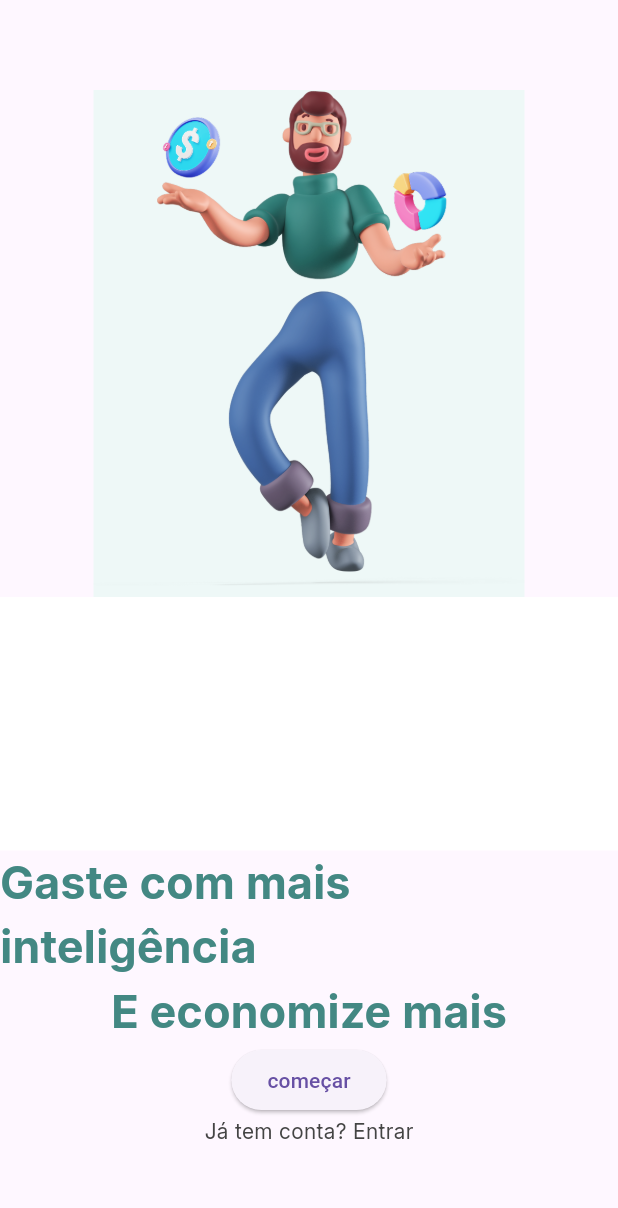
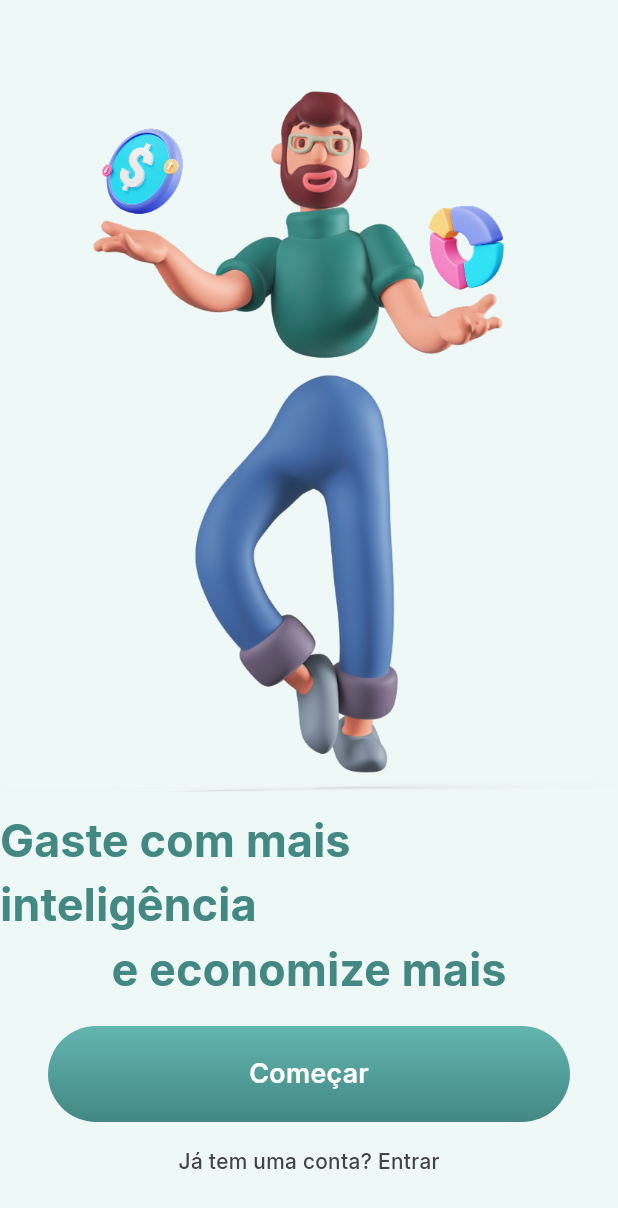
Before and after one commit to igoov/App-Finacy, a Flutter app: the screen it shows after launch, on a phone screen of 412 x 824 dp. Shown: the top 1208 px of the screen. Run offline on Flutter 3.47's test engine with Material 3 defaults, Android fonts, the phone set to English and light mode, and no system bars.

Commit message:
Tela onboarding_page feita com o botão clicavel.

```diff
--- a/Finacy-App/lib/features/onborarding/onboarding_page.dart
+++ b/Finacy-App/lib/features/onborarding/onboarding_page.dart
@@ -8,22 +8,15 @@ class OnboardingPage extends StatelessWidget {
   @override
   Widget build(BuildContext context) {
     return Scaffold(
-      body: Align(
+      backgroundColor: AppColors.iceWhite,
+      body: SafeArea(
         child: Column(
           children: [
             const SizedBox(height: 60.0),
             Expanded(
-              flex: 2,
-              child: Container(
-                color: AppColors.iceWhite,
-                child: Image.asset(
-                  'assets/images/Group1.png',
-                ),
-              ),
-            ),
-            Expanded(
-              child: Container(
-                color: AppColors.white
+              flex: 3,
+              child: Image.asset(
+                'assets/images/Group1.png',
               ),
             ),
             Text(
@@ -33,20 +26,52 @@ class OnboardingPage extends StatelessWidget {
               ),
             ),
             Text(
-              'E economize mais',
+              'e economize mais',
               style: AppTextStyles.mediumText.copyWith(
                 color: AppColors.greeligthTwo,
               ),
             ),
-            ElevatedButton(onPressed: (){}, child: const Text('começar'),
+            const SizedBox(height: 16.0),
+            Padding(
+              padding: const EdgeInsets.symmetric(horizontal: 32.0),
+              child: Material(
+                borderRadius: BorderRadius.circular(38.0),
+                child: Ink(
+                  decoration: const BoxDecoration(
+                    borderRadius: BorderRadius.all(Radius.circular(38.0)),
+                    gradient: LinearGradient(
+                      begin: Alignment.topCenter,
+                      end: Alignment.bottomCenter,
+                      colors: AppColors.greenGradient,
+                    ),
+                  ),
+                  child: InkWell(
+                    borderRadius: BorderRadius.circular(38.0),
+                    splashColor: Colors.white24,
+                    highlightColor: Colors.white10,
+                    onTap: () {},
+                    child: Container(
+                      alignment: Alignment.center,
+                      height: 64.0,
+                      child: Text(
+                        'Começar',
+                        style: AppTextStyles.mediumText18.copyWith(
+                          color: AppColors.white,
+                        ),
+                      ),
+                    ),
+                  ),
+                ),
+              ),
             ),
+            const SizedBox(height: 16.0),
             Text(
-              'Já tem conta? Entrar',
+              'Já tem uma conta? Entrar',
               style: AppTextStyles.smallText.copyWith(
                 color: AppColors.grey,
               ),
             ),
-            SizedBox(height: 60.0,)
+            const SizedBox(height: 40.0),
           ],
         ),
       ),
--- a/Finacy-App/lib/features/splash/common/constants/app_text_styles.dart
+++ b/Finacy-App/lib/features/splash/common/constants/app_text_styles.dart
@@ -15,9 +15,16 @@ class AppTextStyles {
     fontWeight: FontWeight.w700,
   );
 
+  static const TextStyle mediumText18 = TextStyle(
+  fontFamily: 'Inter',
+  fontSize: 18.0,
+  fontWeight: FontWeight.w600,
+  );
+
   static const TextStyle smallText = TextStyle(
     fontFamily: 'Inter',
     fontSize: 14.0,
     fontWeight: FontWeight.w500,
   );
+
 }
```
Also changed, not shown: Finacy-App/pubspec.yaml (+7 -0 lines), Finacy-App/assets/fonts/Inter_18pt-ExtraBold.ttf (added), Finacy-App/assets/fonts/Inter_18pt-Medium.ttf (added), Finacy-App/assets/fonts/Inter_18pt-SemiBold.ttf (added), Finacy-App/assets/fonts/Inter_28pt-Medium.ttf (added).
